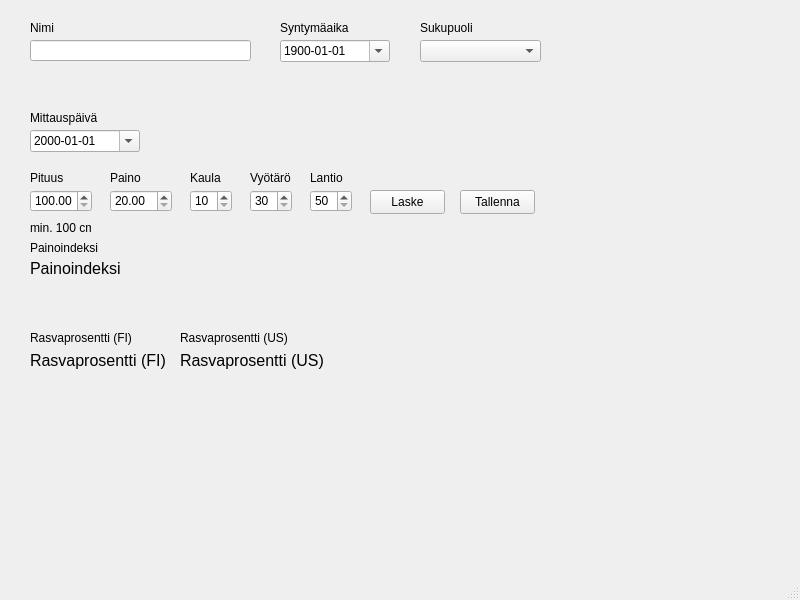
Qt form main.ui (HansumaeCecilia/FitnessGUI) before a commit.
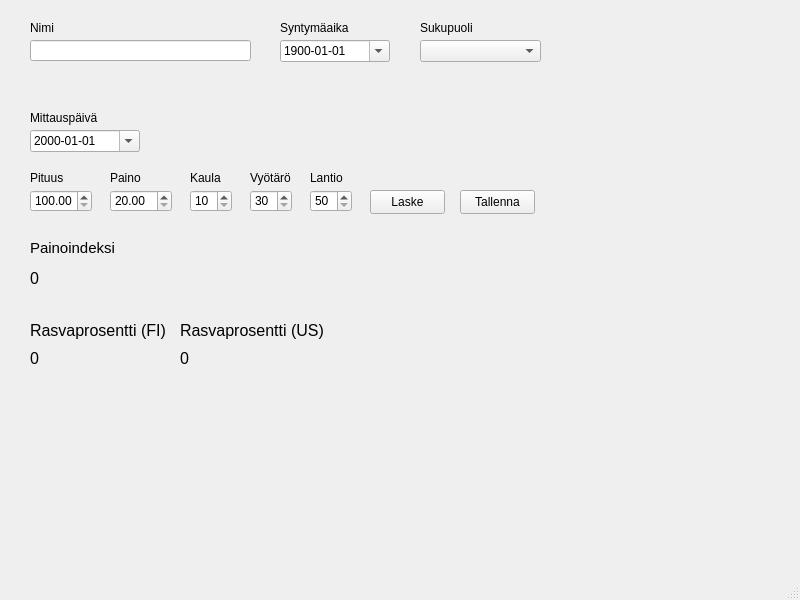
The same form after that commit.

```diff
--- a/main.ui
+++ b/main.ui
@@ -316,7 +316,7 @@
     <property name="geometry">
      <rect>
       <x>30</x>
-      <y>260</y>
+      <y>270</y>
       <width>91</width>
       <height>16</height>
      </rect>
@@ -327,14 +327,14 @@
      </font>
     </property>
     <property name="text">
-     <string>Painoindeksi</string>
+     <string>0</string>
     </property>
    </widget>
    <widget class="QLabel" name="showFatFiLabel">
     <property name="geometry">
      <rect>
       <x>30</x>
-      <y>350</y>
+      <y>320</y>
       <width>141</width>
       <height>21</height>
      </rect>
@@ -352,7 +352,7 @@
     <property name="geometry">
      <rect>
       <x>180</x>
-      <y>350</y>
+      <y>320</y>
       <width>151</width>
       <height>21</height>
      </rect>
@@ -371,10 +371,15 @@
      <rect>
       <x>30</x>
       <y>240</y>
-      <width>71</width>
+      <width>91</width>
       <height>16</height>
      </rect>
     </property>
+    <property name="font">
+     <font>
+      <pointsize>11</pointsize>
+     </font>
+    </property>
     <property name="text">
      <string>Painoindeksi</string>
     </property>
@@ -383,26 +388,36 @@
     <property name="geometry">
      <rect>
       <x>30</x>
-      <y>330</y>
-      <width>111</width>
+      <y>350</y>
+      <width>141</width>
       <height>16</height>
      </rect>
     </property>
+    <property name="font">
+     <font>
+      <pointsize>12</pointsize>
+     </font>
+    </property>
     <property name="text">
-     <string>Rasvaprosentti (FI)</string>
+     <string>0</string>
     </property>
    </widget>
    <widget class="QLabel" name="fatUsLabel">
     <property name="geometry">
      <rect>
       <x>180</x>
-      <y>330</y>
-      <width>111</width>
+      <y>350</y>
+      <width>141</width>
       <height>16</height>
      </rect>
     </property>
+    <property name="font">
+     <font>
+      <pointsize>12</pointsize>
+     </font>
+    </property>
     <property name="text">
-     <string>Rasvaprosentti (US)</string>
+     <string>0</string>
     </property>
    </widget>
    <widget class="QLabel" name="genderLabel">
@@ -418,28 +433,6 @@
      <string>Sukupuoli</string>
     </property>
    </widget>
-   <widget class="QLabel" name="minHeightLabel">
-    <property name="enabled">
-     <bool>true</bool>
-    </property>
-    <property name="geometry">
-     <rect>
-      <x>30</x>
-      <y>220</y>
-      <width>61</width>
-      <height>16</height>
-     </rect>
-    </property>
-    <property name="font">
-     <font>
-      <weight>50</weight>
-      <bold>false</bold>
-     </font>
-    </property>
-    <property name="text">
-     <string>min. 100 cm</string>
-    </property>
-   </widget>
   </widget>
   <widget class="QMenuBar" name="menubar">
    <property name="geometry">
```
